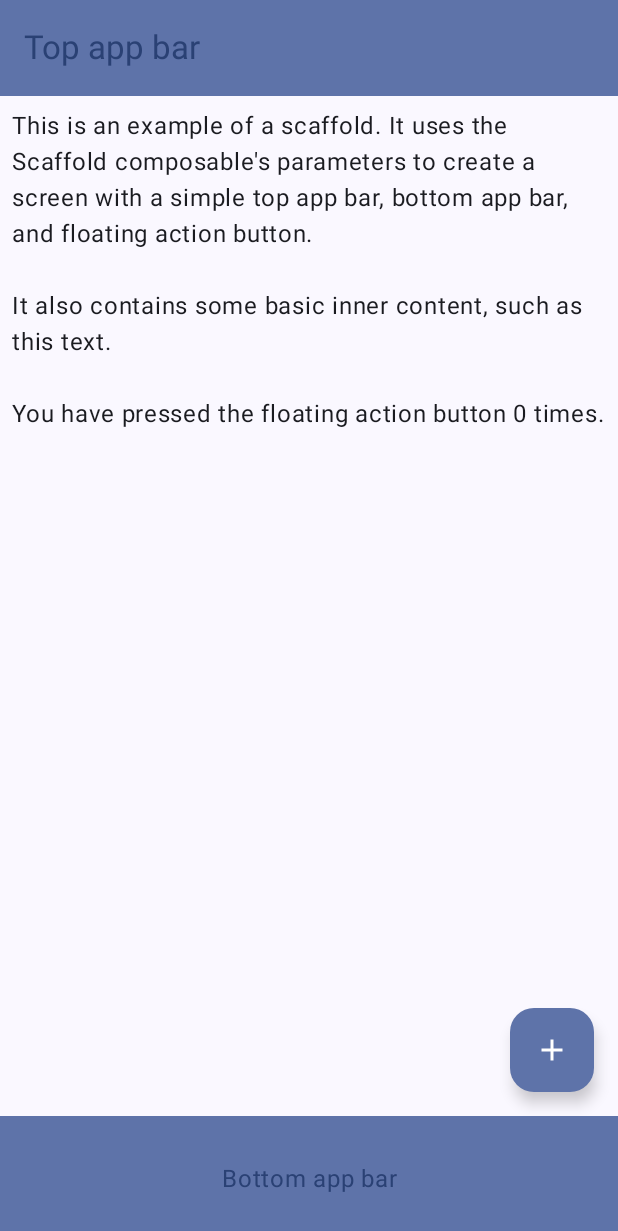
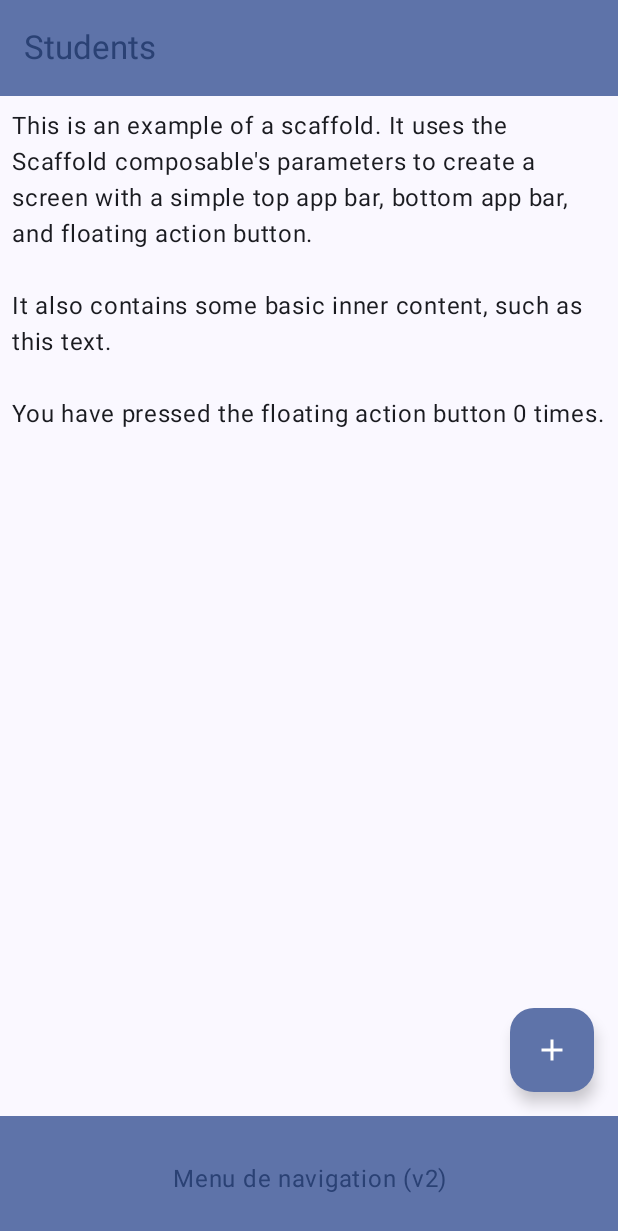
Before and after one commit to arcreane/kotlin-Septsept, an Android app built with Jetpack Compose: the screen it shows after launch (MainActivity), on a phone screen of 412 x 824 dp. Shown: the top 1231 px of the screen. Run offline under Robolectric (Android 15) with nearby library versions, the phone set to English and light mode, and no system bars.

```diff
--- a/app/src/main/java/com/example/teammanager/ui/student/StudentViewScreen.kt
+++ b/app/src/main/java/com/example/teammanager/ui/student/StudentViewScreen.kt
@@ -8,7 +8,6 @@ import androidx.compose.material.icons.Icons
 import androidx.compose.material.icons.filled.Add
 import androidx.compose.material3.AlertDialog
 import androidx.compose.material3.BottomAppBar
-import androidx.compose.material3.Button
 import androidx.compose.material3.ExperimentalMaterial3Api
 import androidx.compose.material3.FloatingActionButton
 import androidx.compose.material3.Icon
@@ -24,8 +23,10 @@ import androidx.compose.runtime.mutableStateOf
 import androidx.compose.runtime.remember
 import androidx.compose.runtime.setValue
 import androidx.compose.ui.Modifier
+import androidx.compose.ui.res.stringResource
 import androidx.compose.ui.text.style.TextAlign
 import androidx.compose.ui.unit.dp
+import com.example.teammanager.R
 
 @OptIn(ExperimentalMaterial3Api::class)
 @Composable
@@ -41,7 +42,7 @@ fun StudentViewScreen() {
                     titleContentColor = MaterialTheme.colorScheme.primary,
                 ),
                 title = {
-                    Text("Top app bar")
+                    Text(stringResource(id = R.string.student))
                 }
             )
         },
@@ -54,13 +55,13 @@ fun StudentViewScreen() {
                     modifier = Modifier
                         .fillMaxWidth(),
                     textAlign = TextAlign.Center,
-                    text = "Bottom app bar",
+                    text = "Menu de navigation (v2)",
                 )
             }
         },
         floatingActionButton = {
             FloatingActionButton(onClick = { showDialog = true }) {
-                Icon(Icons.Default.Add, contentDescription = "Add")
+                Icon(Icons.Default.Add, contentDescription = stringResource(id = R.string.add_student))
             }
         }
     ) { innerPadding ->
@@ -86,9 +87,11 @@ fun StudentViewScreen() {
     if (showDialog) {
         AlertDialog(
             onDismissRequest = { showDialog = false },
-            title = { Text("Add Student") },
+            title = { stringResource(id = R.string.add_student) },
             text = {
-                StudentEntryScreen()
+                StudentEntryScreen (onSave = {
+                    showDialog = false
+                })
             },
             confirmButton = { }
         )
--- a/app/src/main/res/values/strings.xml
+++ b/app/src/main/res/values/strings.xml
@@ -13,4 +13,5 @@
     <string name="level_error">Level should be between 1 and 5.</string>
     <string name="save">SAVE</string>
     <string name="level_empty">Level is empty.</string>
+    <string name="student">Students</string>
 </resources>
```
Also changed, not shown: app/src/main/java/com/example/teammanager/ui/student/StudentEntryScreen.kt (+2 -16 lines).
